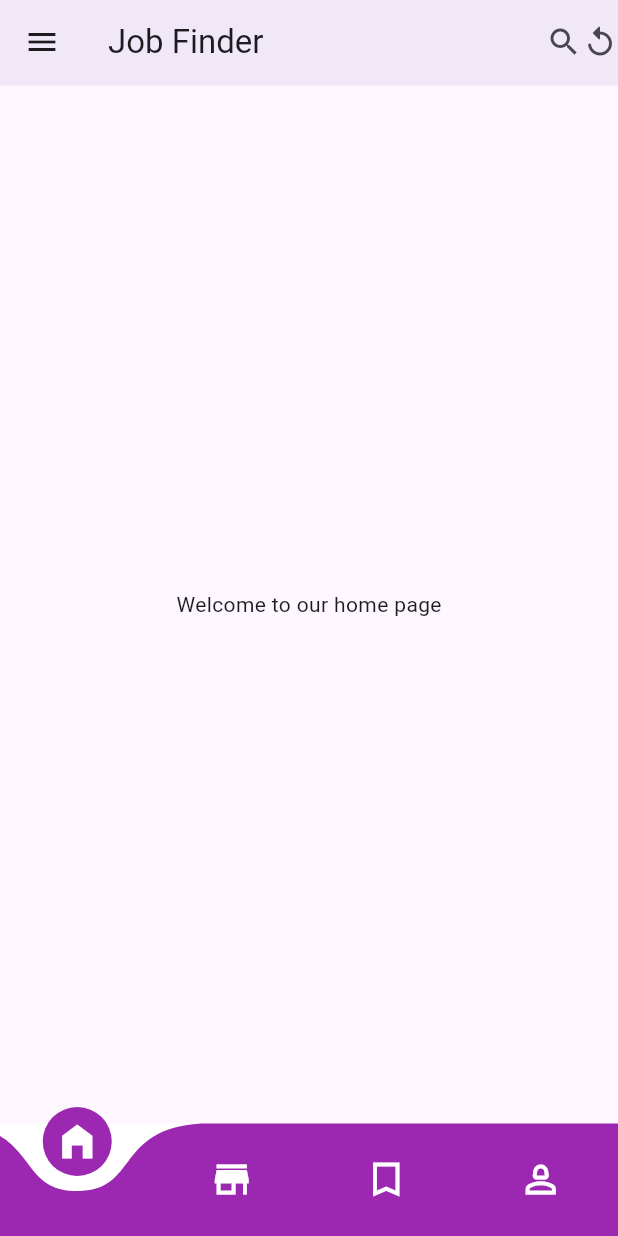
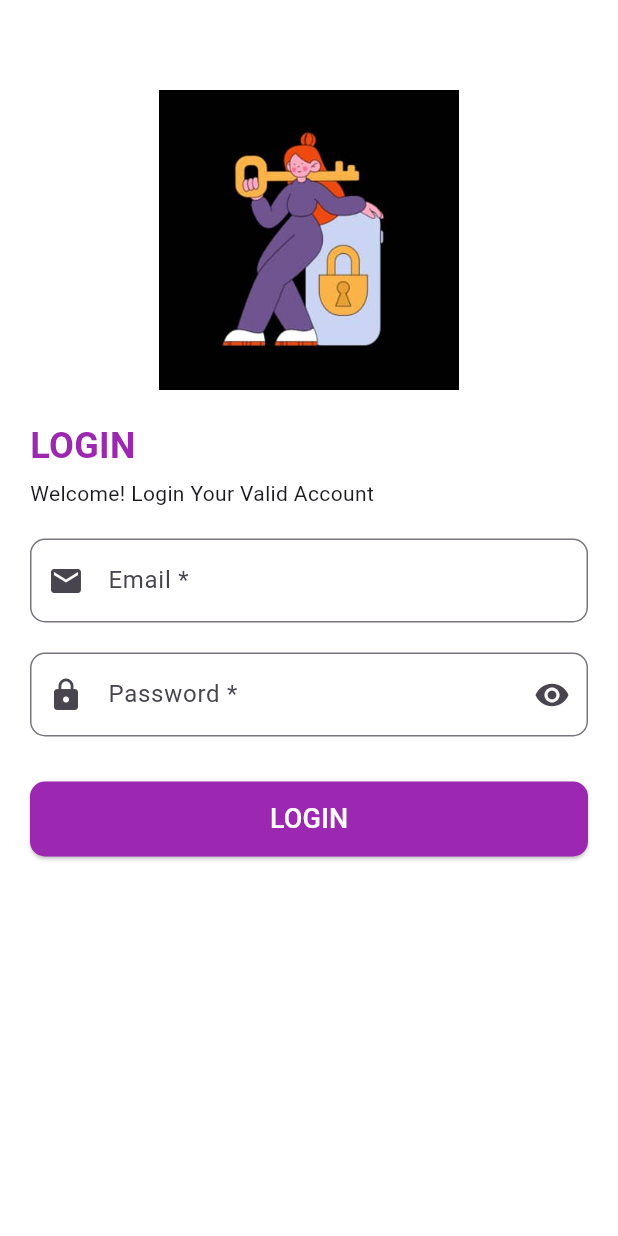
Before and after one commit to MusitafaJeilaniAbdulkadir/Job-Finder-App, a Flutter app: the screen it shows after launch, on a phone screen of 412 x 824 dp. Run offline on Flutter 3.47's test engine with Material 3 defaults, Android fonts, the phone set to English and light mode, and no system bars; drawn by our look-alikes of curved_navigation_bar.

Commit message:
Login Page

```diff
--- a/job_portal/lib/jobs.dart
+++ b/job_portal/lib/jobs.dart
@@ -12,7 +12,7 @@ class _jobsState extends State<jobs> {
   Widget build(BuildContext context) {
     return Scaffold(
       body: Center(
-        child: Text("Welcome to jobs page"),
+        child: Text("Welcome to jobs page" ),
       ),
     );
   }
--- a/job_portal/lib/login_page.dart
+++ b/job_portal/lib/login_page.dart
@@ -0,0 +1,103 @@
+import 'package:flutter/material.dart';
+
+void main() {
+  runApp(const MyApp());
+}
+
+class MyApp extends StatelessWidget {
+  const MyApp({super.key});
+
+  @override
+  Widget build(BuildContext context) {
+    return MaterialApp(
+      debugShowCheckedModeBanner: false,
+      home: LoginScreen(),
+    );
+  }
+}
+
+class LoginScreen extends StatelessWidget {
+  final TextEditingController emailController = TextEditingController();
+  final TextEditingController passwordController = TextEditingController();
+
+  @override
+  Widget build(BuildContext context) {
+    return Scaffold(
+      backgroundColor: Colors.white,
+      body: SingleChildScrollView(
+        child: Padding(
+          padding: const EdgeInsets.all(20.0),
+          child: Column(
+            crossAxisAlignment: CrossAxisAlignment.start,
+            children: [
+              const SizedBox(height: 40),
+              Center(
+                child: Image.asset(
+                  'image/login.jpg',
+                  height: 200,
+                ),
+              ),
+              const SizedBox(height: 20),
+              const Text(
+                "LOGIN",
+                style: TextStyle(
+                  fontSize: 24,
+                  fontWeight: FontWeight.bold,
+                  color: Colors.purple,
+                ),
+              ),
+              const SizedBox(height: 5),
+              const Text("Welcome! Login Your Valid Account"),
+              const SizedBox(height: 20),
+              TextField(
+                controller: emailController,
+                decoration: InputDecoration(
+                  labelText: "Email *",
+                  hintText: "example@gmail.com",
+                  prefixIcon: const Icon(Icons.email),
+                  border: OutlineInputBorder(
+                    borderRadius: BorderRadius.circular(10),
+                  ),
+                ),
+              ),
+              const SizedBox(height: 20),
+              TextField(
+                controller: passwordController,
+                obscureText: true,
+                decoration: InputDecoration(
+                  labelText: "Password *",
+                  hintText: "Your Passcode",
+                  prefixIcon: const Icon(Icons.lock),
+                  suffixIcon: const Icon(Icons.visibility),
+                  border: OutlineInputBorder(
+                    borderRadius: BorderRadius.circular(10),
+                  ),
+                ),
+              ),
+              const SizedBox(height: 30),
+              SizedBox(
+                width: double.infinity,
+                height: 50,
+                child: ElevatedButton(
+                  style: ElevatedButton.styleFrom(
+                    backgroundColor: Colors.purple,
+                    shape: RoundedRectangleBorder(
+                      borderRadius: BorderRadius.circular(10),
+                    ),
+                  ),
+                  onPressed: () {
+                    // TODO: Implement login functionality
+                  },
+                  child: const Text(
+                    "LOGIN",
+                    style: TextStyle(fontSize: 18, color: Colors.white),
+                  ),
+                ),
+              ),
+            ],
+          ),
+        ),
+      ),
+    );
+  }
+}
--- a/job_portal/lib/main.dart
+++ b/job_portal/lib/main.dart
@@ -3,6 +3,7 @@ import 'package:flutter/material.dart';
 import 'package:job_portal/favorite.dart';
 import 'package:job_portal/home.dart';
 import 'package:job_portal/jobs.dart';
+import 'package:job_portal/login_page.dart';
 import 'package:job_portal/profile.dart';
 
 void main() {
@@ -21,7 +22,7 @@ class _job_portalState extends State<job_portal> {
   Widget build(BuildContext context) {
     return MaterialApp(
       title: "Job Finder",
-      home: Home_Page(),
+      home: LoginScreen(),
     );
   }
 }
@@ -35,7 +36,7 @@ class Home_Page extends StatefulWidget {
 
 class _Home_PageState extends State<Home_Page> {
   int _page = 0;
-  final screens = [home(), favorite(), jobs(), profile()];
+  final screens = [ home() ,favorite(), jobs(), profile(),LoginScreen()];
 
   GlobalKey<CurvedNavigationBarState> _bottomNavigationKey = GlobalKey();
 
```
Also changed, not shown: job_portal/lib/components/page1.dart (+92 -0 lines), job_portal/pubspec.yaml (+6 -3 lines), job_portal/image/1.jpg (added), job_portal/image/login.jpg (added), job_portal/pubspec.lock, 1 other file.
